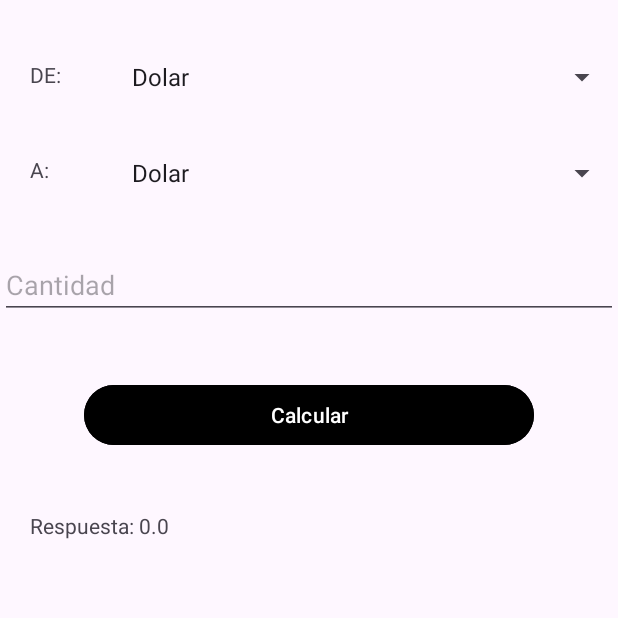
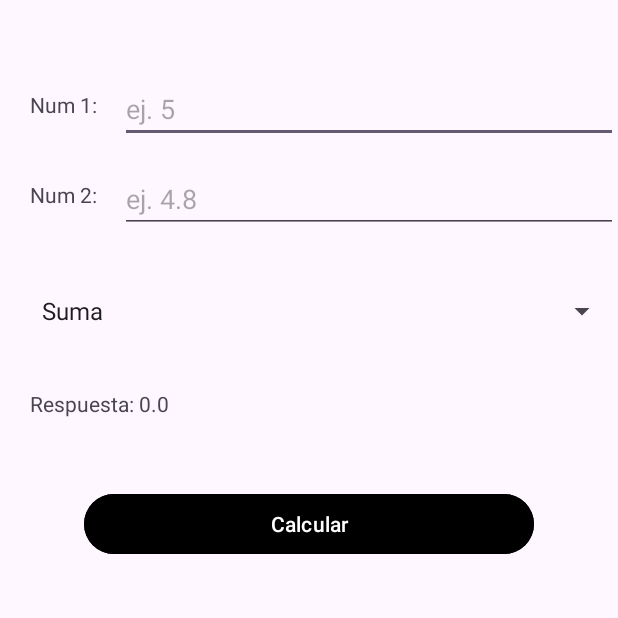
Before and after one commit to Alexis2025X/PrograII-Semi-2025, an Android app: the screen it shows after launch (MainActivity), after a tap on "Calcular", on a phone screen of 412 x 824 dp, the top half of it. Run offline under Robolectric (Android 15) with nearby library versions, the phone set to English and light mode, and no system bars.

Commit message:
Tarea de calculadora basica

```diff
--- a/app/src/main/java/com/alexis/miprimeraplicacion/MainActivity.java
+++ b/app/src/main/java/com/alexis/miprimeraplicacion/MainActivity.java
@@ -17,54 +17,98 @@ import androidx.core.view.ViewCompat;
 import androidx.core.view.WindowInsetsCompat;
 
 public class MainActivity extends AppCompatActivity {
-    TabHost tbh;
     Button btn;
     TextView tempVal;
     Spinner spn;
-    conversores objConversores = new conversores();
     @Override
     protected void onCreate(Bundle savedInstanceState) {
         super.onCreate(savedInstanceState);
         setContentView(R.layout.activity_main);
 
-        tbh = findViewById(R.id.tbhConversor);
-        tbh.setup();
-
-        tbh.addTab(tbh.newTabSpec("Monedas").setContent(R.id.tabMonedas).setIndicator("MONEDAS", null));
-        tbh.addTab(tbh.newTabSpec("Longitud").setContent(R.id.tabLongitud).setIndicator("LONGITUD", null));
-        tbh.addTab(tbh.newTabSpec("Tiempo").setContent(R.id.tabTiempo).setIndicator("TIEMPO", null));
-        tbh.addTab(tbh.newTabSpec("Almacenamiento").setContent(R.id.tabAlmacenamiento).setIndicator("ALMACENAMIENTO", null));
-
         btn = findViewById(R.id.btnCalcular);
         btn.setOnClickListener(new View.OnClickListener() {
             @Override
             public void onClick(View v) {
-                int opcion = tbh.getCurrentTab();
+                tempVal = findViewById(R.id.txtNum1);
+                double num1 = 0;
+                if(tempVal.getText().toString().isEmpty()){
+                    num1 = 0;
+                }
+                else{
+                    num1 = Double.parseDouble(tempVal.getText().toString());
+                }
 
-                spn = findViewById(R.id.spnDeMonedas);
-                int de = spn.getSelectedItemPosition();
+                tempVal = findViewById(R.id.txtNum2);
+                double num2 = 0;
+                if(tempVal.getText().toString().isEmpty()){
+                    num2 = 0;
+                }
+                else{
+                    num2 = Double.parseDouble(tempVal.getText().toString());
+                }
+                //Double.parseDouble(tempVal.getText().toString());
 
-                spn = findViewById(R.id.spnAMonedas);
-                int a = spn.getSelectedItemPosition();
+                double respuesta = 0.0;
 
-                tempVal = findViewById(R.id.txtCantidad);
-                double cantidad = Double.parseDouble(tempVal.getText().toString());
+                spn = findViewById(R.id.spnOpciones);
+                String msg = "";
+                switch (spn.getSelectedItemPosition()){
+                    case 0:
+                        respuesta = num1 + num2;
+                        msg = "La suma es: "+ respuesta;
+                        break;
+                    case 1:
+                        respuesta = num1 - num2;
+                        msg = "La resta es: "+ respuesta;
+                        break;
+                    case 2:
+                        respuesta = num1 * num2;
+                        msg = "La multiplicación es: "+ respuesta;
+                        break;
+                    case 3:
+                        respuesta = num1 / num2;
+                        msg = "La division es: "+ respuesta;
+                        break;
+                    case 4:
+                        respuesta = Math.pow(num1, num2);
+                        msg = "La exponenciación es: "+ respuesta;
+                        break;
+                    case 5:
+                        respuesta = num1 * (num2/100);
+                        msg = "El porcentaje es: "+ respuesta;
+                        break;
+                    case 6:
+                        //respuesta =
+                        respuesta = Math.pow(num2, 1.0 / num1);
+                        msg = "La raíz es: "+ respuesta;
+                        break;
+                    case 7:
+                        double fact = 1;
+                        for (double i = num1; i > 0; i--) {
+                            fact = fact * i;
+                        }
+                        respuesta = fact;
+                        msg = "El factorial es: "+ respuesta;
+                        break;
+                    case 8:
+                        respuesta = num1 % num2;
+                        msg = "El residuo es: "+ respuesta;
+                        break;
+                    case 9:
+                        if (num1 < num2){
+                            respuesta = num2;
+                        }
+                        else{
+                            respuesta = num1;
+                        }
+                        msg = "El numero mayor es: "+ respuesta;
+                        break;
 
+                }
                 tempVal = findViewById(R.id.lblRespuesta);
-                double respuesta = objConversores.convertir(opcion, de, a, cantidad);
                 tempVal.setText("Respuesta: "+ respuesta);
+                Toast.makeText(MainActivity.this, msg, Toast.LENGTH_LONG).show();
             }
         });
     }
 }
-class conversores{
-    double[][] valores= {
-            {1,0.98, 7.73, 25.45, 36.78, 508.87, 8.74},//monedas
-            {},//Longitud
-            {},//tiempo
-            {},//Almacenamiento
-    };
-    public double convertir(int opcion, int de, int a, double cantidad){
-        return valores[opcion][a] / valores[opcion][de] * cantidad;
-    }
-}
--- a/app/src/main/res/layout/activity_main.xml
+++ b/app/src/main/res/layout/activity_main.xml
@@ -7,114 +7,63 @@
     android:layout_height="match_parent"
     tools:context=".MainActivity">
 
-    <TabHost
-        android:id="@+id/tbhConversor"
-        android:layout_width="match_parent"
-        android:layout_height="wrap_content">
-
-        <LinearLayout
-            android:layout_width="match_parent"
-            android:layout_height="match_parent"
-            android:orientation="vertical">
-
-            <TabWidget
-                android:id="@android:id/tabs"
-                android:layout_width="match_parent"
-                android:layout_height="wrap_content" />
-
-            <FrameLayout
-                android:id="@android:id/tabcontent"
-                android:layout_width="match_parent"
-                android:layout_height="match_parent">
-
-                <RelativeLayout
-                    android:id="@+id/tabMonedas"
-                    android:layout_width="match_parent"
-                    android:layout_height="match_parent"
-                    android:orientation="vertical">
-
     <TextView
-                        android:id="@+id/lblDeMonedas"
-                        android:text="DE: "
-                        android:layout_marginTop="40dp"
+        android:id="@+id/lblNum1"
+        android:text="Num 1:"
+        android:layout_marginTop="60dp"
         android:layout_marginLeft="20dp"
         android:layout_width="wrap_content"
         android:layout_height="wrap_content"/>
-                    <Spinner
-                        android:entries="@array/monedas"
-                        android:id="@+id/spnDeMonedas"
-                        android:layout_below="@id/lblDeMonedas"
+
+    <EditText
+        android:id="@+id/txtNum1"
+        android:hint="ej. 5"
+        android:layout_marginTop="50dp"
         android:layout_marginLeft="80dp"
-                        android:layout_marginTop="-20dp"
         android:layout_width="match_parent"
         android:layout_height="wrap_content"/>
+
     <TextView
-                        android:id="@+id/lblAMonedas"
-                        android:text="A: "
-                        android:layout_below="@id/spnDeMonedas"
-                        android:layout_marginTop="40dp"
+        android:id="@+id/lblNum2"
+        android:text="Num 2:"
+        android:layout_marginTop="120dp"
         android:layout_marginLeft="20dp"
         android:layout_width="wrap_content"
         android:layout_height="wrap_content"/>
-                    <Spinner
-                        android:entries="@array/monedas"
-                        android:id="@+id/spnAMonedas"
-                        android:layout_below="@id/spnDeMonedas"
+
+    <EditText
+        android:id="@+id/txtNum2"
+        android:hint="ej. 4.8"
+        android:layout_marginTop="110dp"
         android:layout_marginLeft="80dp"
-                        android:layout_marginTop="40dp"
         android:layout_width="match_parent"
         android:layout_height="wrap_content"/>
-                </RelativeLayout>
 
-                <RelativeLayout
-                    android:id="@+id/tabLongitud"
-                    android:layout_width="match_parent"
-                    android:layout_height="match_parent"
-                    android:orientation="vertical">
-
-                </RelativeLayout>
-
-                <RelativeLayout
-                    android:id="@+id/tabTiempo"
-                    android:layout_width="match_parent"
-                    android:layout_height="match_parent"
-                    android:orientation="vertical">
-
-                </RelativeLayout>
-                <RelativeLayout
-                    android:id="@+id/tabAlmacenamiento"
-                    android:layout_width="match_parent"
-                    android:layout_height="match_parent"
-                    android:orientation="vertical">
-
-                </RelativeLayout>
-            </FrameLayout>
-        </LinearLayout>
-    </TabHost>
-
-    <EditText
-        android:hint="Cantidad"
-        android:layout_below="@+id/tbhConversor"
+    <Spinner
+        android:id="@+id/spnOpciones"
+        android:layout_below="@id/txtNum2"
+        android:entries="@array/opciones"
         android:layout_marginTop="40dp"
-        android:id="@+id/txtCantidad"
+        android:layout_marginLeft="20dp"
         android:layout_width="match_parent"
         android:layout_height="wrap_content"/>
+
+    <TextView
+        android:id="@+id/lblRespuesta"
+        android:layout_below="@id/spnOpciones"
+        android:layout_marginTop="40dp"
+        android:layout_marginLeft="20dp"
+        android:text="Respuesta: ?"
+        android:layout_width="wrap_content"
+        android:layout_height="wrap_content"/>
+
     <Button
         android:id="@+id/btnCalcular"
-        android:layout_below="@+id/txtCantidad"
-        android:layout_marginTop="40dp"
+        android:layout_below="@id/txtNum1"
+        android:layout_marginTop="230dp"
         android:layout_centerHorizontal="true"
         android:backgroundTint="@color/black"
         android:text="Calcular"
         android:layout_width="300dp"
         android:layout_height="wrap_content"/>
-
-    <TextView
-        android:id="@+id/lblRespuesta"
-        android:layout_below="@+id/btnCalcular"
-        android:layout_marginTop="40dp"
-        android:layout_marginLeft="20dp"
-        android:text="Respuesta: ?"
-        android:layout_width="wrap_content"
-        android:layout_height="wrap_content"/>
 </RelativeLayout>
--- a/app/src/main/res/values/strings.xml
+++ b/app/src/main/res/values/strings.xml
@@ -1,13 +1,17 @@
 <resources>
     <string name="app_name">miPrimeraAplicacion</string>
     <!--El name nos servira para llamarlo en el XML-->
-    <string-array name="monedas">
-        <item>Dolar</item>
-        <item>Euro</item>
-        <item>Quetzalez</item>
-        <item>Lempiras</item>
-        <item>Cordobas</item>
-        <item>Colon CR</item>
-        <item>Colon SV</item>
+    <!--El name nos servira para llamarlo en el XML-->
+    <string-array name="opciones">
+        <item>Suma</item>
+        <item>Resta</item>
+        <item>Multiplicacion</item>
+        <item>Division</item>
+        <item>Exponenciación</item>
+        <item>Porcentaje</item>
+        <item>Raíz</item>
+        <item>Factorial</item>
+        <item>Modulo</item>
+        <item>Numero mayor</item>
     </string-array>
 </resources>
```
Lines whose indentation alone changed are shown as unchanged.
